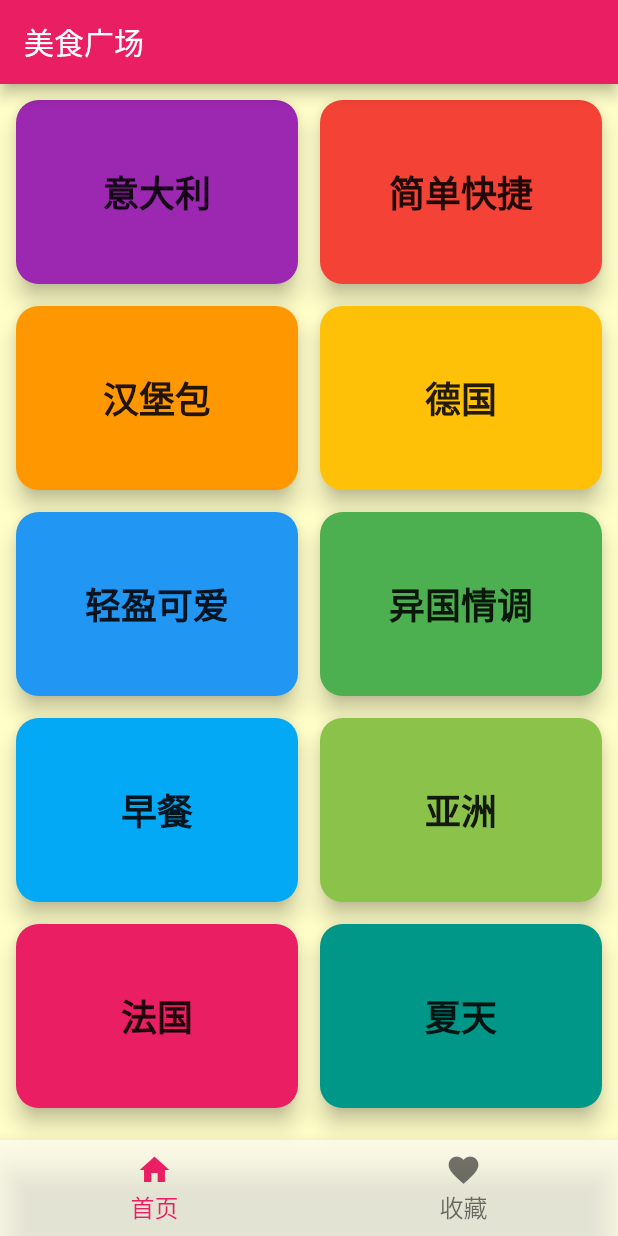
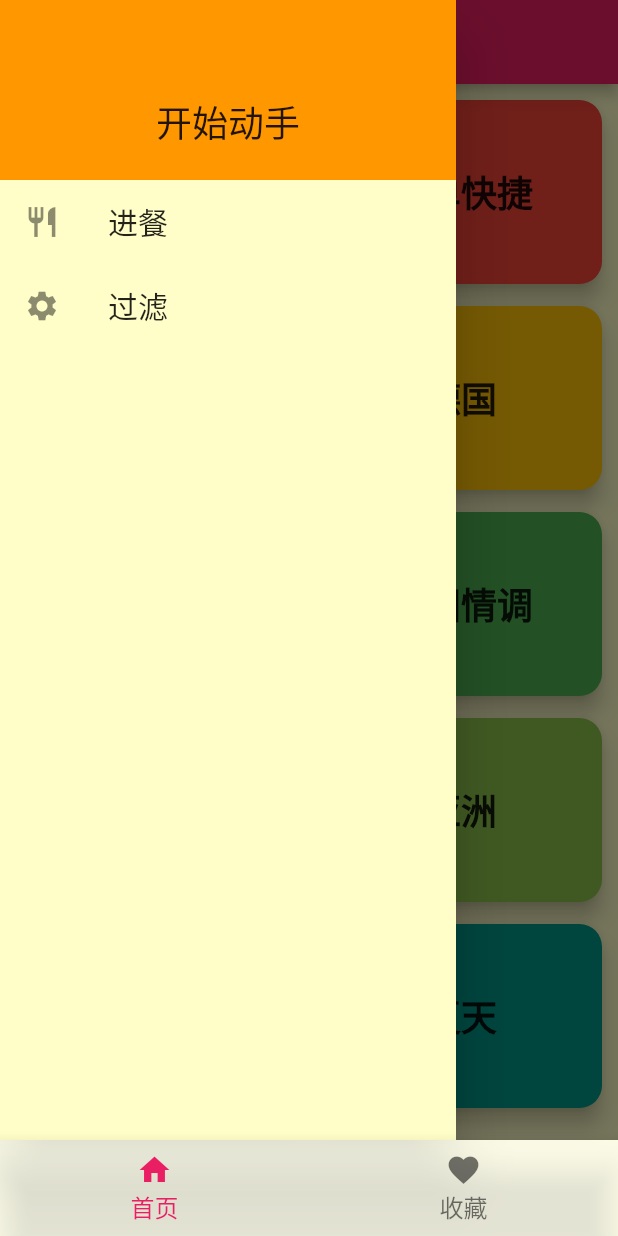
Before and after one commit to hywenbinger/cookbook, a Flutter app: the screen it shows after launch, with the side drawer open (before the commit the screen has no drawer), on a phone screen of 412 x 824 dp. Run offline on Flutter 3.47's test engine with Material 2 defaults, Android fonts, the phone set to English and light mode, and no system bars; our stand-ins replace dio.

```diff
--- a/lib/pages/detail/detail_page.dart
+++ b/lib/pages/detail/detail_page.dart
@@ -1,6 +1,5 @@
 import 'package:cookbook/model/meal_detail_model.dart';
 import 'package:cookbook/theme/app_theme.dart';
-import 'package:cookbook/utils/screen/size_fit.dart';
 import 'package:cookbook/viewmodel/favor_view_model.dart';
 import 'package:flutter/cupertino.dart';
 import 'package:flutter/material.dart';
--- a/lib/pages/home/home_page.dart
+++ b/lib/pages/home/home_page.dart
@@ -1,11 +1,18 @@
 import 'package:cookbook/model/meal_category_model.dart';
 import 'package:cookbook/pages/home/home_item.dart';
+import 'package:cookbook/theme/app_theme.dart';
 import 'package:cookbook/utils/json_parse.dart';
 import 'package:flutter/material.dart';
 import 'package:cookbook/utils/screen/int_extension.dart';
 
-/// 首页
-/// 展示：美食分类
+/// 首页，展示美食分类
+///
+/// 知识点：
+///     1.FutureBuilder
+///     2.GridView
+///     3.Json解析
+///     4.Drawer
+///     5.Builder/LayoutBuilder
 class HomePage extends StatelessWidget {
   static const String routeName = "/home";
 
@@ -16,19 +23,17 @@ class HomePage extends StatelessWidget {
         title: Text("美食广场"),
       ),
       body: HomeContent(),
+      drawer: Drawer(
+        child: DrawerContent(),
+      ),
     );
   }
 }
 
-/// 首页的内容
-///
-/// 知识点：
-///     1.FutureBuilder
-///     2.GridView
-///     3.Json解析
 class HomeContent extends StatelessWidget {
   @override
   Widget build(BuildContext context) {
+    /// 使用FutureBuilder，方便获取异步数据，并构建Widget
     return FutureBuilder<List<MealCategoryModel>>(
       future: JsonParse.getMealCategoryData(),
       builder: (context, snapshot) {
@@ -66,3 +71,61 @@ class HomeContent extends StatelessWidget {
     );
   }
 }
+
+class DrawerContent extends StatelessWidget {
+  @override
+  Widget build(BuildContext context) {
+    return Column(
+      children: [
+        _buildHeaderView(context),
+        _buildListTile(
+          context,
+          Icon(Icons.restaurant),
+          "进餐",
+          () {
+            ///关闭Drawer
+            Navigator.of(context).pop();
+          },
+        ),
+        _buildListTile(
+          context,
+          Icon(Icons.settings),
+          "过滤",
+          () {
+            Navigator.of(context).pop();
+          },
+        ),
+      ],
+    );
+  }
+
+  Widget _buildHeaderView(BuildContext context) {
+    return Container(
+      width: double.infinity,
+      height: 40.dpr,
+      color: Colors.orange,
+      // margin: EdgeInsets.only(bottom: 10.dpr),
+      alignment: Alignment(0, 0.5),
+      child: Text(
+        "开始动手",
+        style: TextStyle(
+          fontSize: AppTheme.largeFontSize,
+        ),
+      ),
+    );
+  }
+
+  Widget _buildListTile(
+      BuildContext context, Widget icon, String title, Function handler) {
+    return ListTile(
+      leading: icon,
+      title: Text(
+        title,
+        style: TextStyle(
+          fontSize: AppTheme.normalFontSize,
+        ),
+      ),
+      onTap: handler,
+    );
+  }
+}
```
